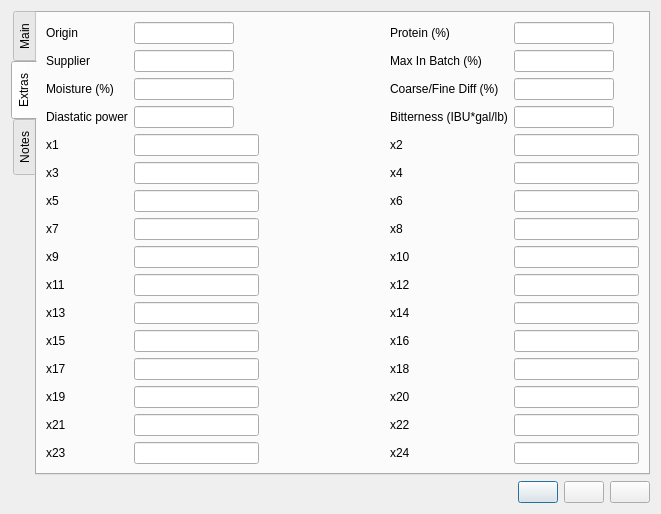
This is ui/fermentableEditor.ui in Brewken/brewken as Qt 5 draws it before an edit. The edited form follows.
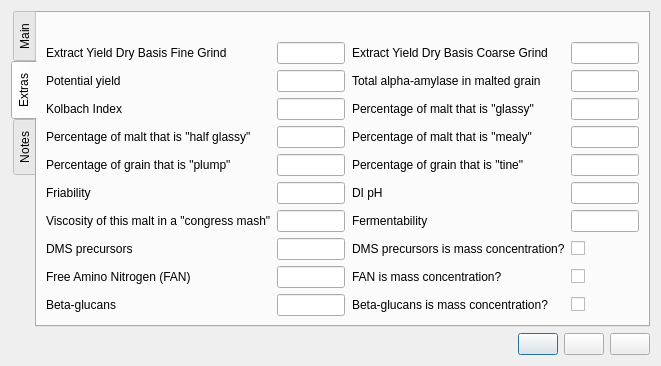
This is the edited form. The open tabs and pages were chosen to show the change. Icons and pictures are not drawn. Custom widgets are drawn as their Qt base class.

Commit message: Fermentable Editor more or less working with new fields

```diff
--- a/ui/fermentableEditor.ui
+++ b/ui/fermentableEditor.ui
@@ -382,34 +382,11 @@
          </property>
         </widget>
        </item>
-      </layout>
-     </widget>
-     <widget class="QWidget" name="tab_extras">
-      <attribute name="title">
-       <string>Extras</string>
-      </attribute>
-      <layout class="QGridLayout" name="gridLayout_2">
-       <item row="2" column="1">
-        <widget class="SmartLineEdit" name="lineEdit_moisture">
-         <property name="sizePolicy">
-          <sizepolicy hsizetype="Maximum" vsizetype="Fixed">
-           <horstretch>0</horstretch>
-           <verstretch>0</verstretch>
-          </sizepolicy>
+       <item row="6" column="0">
+        <widget class="SmartLabel" name="label_inventory">
+         <property name="contextMenuPolicy">
+          <enum>Qt::CustomContextMenu</enum>
          </property>
-         <property name="maximumSize">
-          <size>
-           <width>100</width>
-           <height>16777215</height>
-          </size>
-         </property>
-         <property name="toolTip">
-          <string>Moisture percentage by mass</string>
-         </property>
-        </widget>
-       </item>
-       <item row="3" column="3">
-        <widget class="QLabel" name="label_ibuGalPerLb">
          <property name="text">
           <string>Bitterness (IBU*gal/lb)</string>
          </property>
@@ -418,8 +395,8 @@
          </property>
         </widget>
        </item>
-       <item row="3" column="4">
-        <widget class="SmartLineEdit" name="lineEdit_ibuGalPerLb">
+       <item row="6" column="1">
+        <widget class="SmartLineEdit" name="lineEdit_inventory">
          <property name="sizePolicy">
           <sizepolicy hsizetype="Maximum" vsizetype="Fixed">
            <horstretch>0</horstretch>
@@ -437,8 +414,17 @@
          </property>
         </widget>
        </item>
-       <item row="2" column="0">
-        <widget class="QLabel" name="label_moisture">
+       <item row="6" column="3">
+        <widget class="QLabel" name="label_amountIsWeight">
+         <property name="sizePolicy">
+          <sizepolicy hsizetype="Expanding" vsizetype="Preferred">
+           <horstretch>0</horstretch>
+           <verstretch>0</verstretch>
+          </sizepolicy>
+         </property>
+         <property name="toolTip">
+          <string>Check it if the amount listed is in kg instead of L.</string>
+         </property>
          <property name="text">
           <string>Moisture (%)</string>
          </property>
@@ -447,26 +433,20 @@
          </property>
         </widget>
        </item>
-       <item row="0" column="1">
-        <widget class="SmartLineEdit" name="lineEdit_origin">
+       <item row="6" column="4">
+        <widget class="SmartCheckBox" name="checkBox_amountIsWeight">
          <property name="sizePolicy">
           <sizepolicy hsizetype="Maximum" vsizetype="Fixed">
            <horstretch>0</horstretch>
            <verstretch>0</verstretch>
           </sizepolicy>
          </property>
-         <property name="maximumSize">
-          <size>
-           <width>100</width>
-           <height>16777215</height>
-          </size>
-         </property>
          <property name="toolTip">
           <string>Origin</string>
          </property>
         </widget>
        </item>
-       <item row="0" column="0">
+       <item row="7" column="0">
         <widget class="QLabel" name="label_origin">
          <property name="text">
           <string>Origin</string>
@@ -476,7 +456,20 @@
          </property>
         </widget>
        </item>
-       <item row="0" column="3">
+       <item row="7" column="1">
+        <widget class="SmartLineEdit" name="lineEdit_origin">
+         <property name="sizePolicy">
+          <sizepolicy hsizetype="Maximum" vsizetype="Fixed">
+           <horstretch>0</horstretch>
+           <verstretch>0</verstretch>
+          </sizepolicy>
+         </property>
+         <property name="toolTip">
+          <string>Origin</string>
+         </property>
+        </widget>
+       </item>
+       <item row="7" column="3">
         <widget class="QLabel" name="label_protein">
          <property name="text">
           <string>Protein (%)</string>
@@ -486,52 +479,20 @@
          </property>
         </widget>
        </item>
-       <item row="3" column="0">
-        <widget class="SmartLabel" name="label_diastaticPower">
-         <property name="contextMenuPolicy">
-          <enum>Qt::CustomContextMenu</enum>
-         </property>
-         <property name="text">
-          <string>Diastatic power</string>
-         </property>
-         <property name="buddy">
-          <cstring>lineEdit_diastaticPower</cstring>
-         </property>
-        </widget>
-       </item>
-       <item row="3" column="1">
-        <widget class="SmartLineEdit" name="lineEdit_diastaticPower">
+       <item row="7" column="4">
+        <widget class="SmartLineEdit" name="lineEdit_protein">
          <property name="sizePolicy">
           <sizepolicy hsizetype="Maximum" vsizetype="Fixed">
            <horstretch>0</horstretch>
            <verstretch>0</verstretch>
           </sizepolicy>
          </property>
-         <property name="maximumSize">
-          <size>
-           <width>100</width>
-           <height>16777215</height>
-          </size>
-         </property>
          <property name="toolTip">
           <string>Diastatic power</string>
          </property>
         </widget>
        </item>
-       <item row="2" column="3">
-        <widget class="QLabel" name="label_coarseFineDiff">
-         <property name="text">
-          <string>Coarse/Fine Diff (%)</string>
-         </property>
-         <property name="wordWrap">
-          <bool>true</bool>
-         </property>
-         <property name="buddy">
-          <cstring>lineEdit_coarseFineDiff</cstring>
-         </property>
-        </widget>
-       </item>
-       <item row="1" column="0">
+       <item row="8" column="0">
         <widget class="QLabel" name="label_supplier">
          <property name="text">
           <string>Supplier</string>
@@ -541,7 +502,7 @@
          </property>
         </widget>
        </item>
-       <item row="1" column="1">
+       <item row="8" column="1">
         <widget class="SmartLineEdit" name="lineEdit_supplier">
          <property name="sizePolicy">
           <sizepolicy hsizetype="Maximum" vsizetype="Fixed">
@@ -549,69 +510,12 @@
            <verstretch>0</verstretch>
           </sizepolicy>
          </property>
-         <property name="maximumSize">
-          <size>
-           <width>100</width>
-           <height>16777215</height>
-          </size>
-         </property>
          <property name="toolTip">
           <string>Supplier</string>
          </property>
         </widget>
        </item>
-       <item row="1" column="4">
-        <widget class="SmartLineEdit" name="lineEdit_maxInBatch">
-         <property name="sizePolicy">
-          <sizepolicy hsizetype="Maximum" vsizetype="Fixed">
-           <horstretch>0</horstretch>
-           <verstretch>0</verstretch>
-          </sizepolicy>
-         </property>
-         <property name="maximumSize">
-          <size>
-           <width>100</width>
-           <height>16777215</height>
-          </size>
-         </property>
-         <property name="toolTip">
-          <string>Maximum recommended percentage of total grist</string>
-         </property>
-        </widget>
-       </item>
-       <item row="0" column="2">
-        <spacer name="horizontalSpacer_2">
-         <property name="orientation">
-          <enum>Qt::Horizontal</enum>
-         </property>
-         <property name="sizeHint" stdset="0">
-          <size>
-           <width>40</width>
-           <height>20</height>
-          </size>
-         </property>
-        </spacer>
-       </item>
-       <item row="0" column="4">
-        <widget class="SmartLineEdit" name="lineEdit_protein">
-         <property name="sizePolicy">
-          <sizepolicy hsizetype="Maximum" vsizetype="Fixed">
-           <horstretch>0</horstretch>
-           <verstretch>0</verstretch>
-          </sizepolicy>
-         </property>
-         <property name="maximumSize">
-          <size>
-           <width>100</width>
-           <height>16777215</height>
-          </size>
-         </property>
-         <property name="toolTip">
-          <string>Protein percentage by mass</string>
-         </property>
-        </widget>
-       </item>
-       <item row="1" column="3">
+       <item row="8" column="3">
         <widget class="QLabel" name="label_maxInBatch">
          <property name="text">
           <string>Max In Batch (%)</string>
@@ -621,7 +525,56 @@
          </property>
         </widget>
        </item>
-       <item row="2" column="4">
+       <item row="8" column="4">
+        <widget class="SmartLineEdit" name="lineEdit_maxInBatch">
+         <property name="sizePolicy">
+          <sizepolicy hsizetype="Maximum" vsizetype="Fixed">
+           <horstretch>0</horstretch>
+           <verstretch>0</verstretch>
+          </sizepolicy>
+         </property>
+         <property name="toolTip">
+          <string>Maximum recommended percentage of total grist</string>
+         </property>
+        </widget>
+       </item>
+       <item row="9" column="0">
+        <widget class="QLabel" name="label_moisture">
+         <property name="text">
+          <string>Moisture (%)</string>
+         </property>
+         <property name="buddy">
+          <cstring>lineEdit_moisture</cstring>
+         </property>
+        </widget>
+       </item>
+       <item row="9" column="1">
+        <widget class="SmartLineEdit" name="lineEdit_moisture">
+         <property name="sizePolicy">
+          <sizepolicy hsizetype="Maximum" vsizetype="Fixed">
+           <horstretch>0</horstretch>
+           <verstretch>0</verstretch>
+          </sizepolicy>
+         </property>
+         <property name="toolTip">
+          <string>Moisture percentage by mass</string>
+         </property>
+        </widget>
+       </item>
+       <item row="9" column="3">
+        <widget class="QLabel" name="label_coarseFineDiff">
+         <property name="text">
+          <string>Coarse/Fine Diff (%)</string>
+         </property>
+         <property name="wordWrap">
+          <bool>true</bool>
+         </property>
+         <property name="buddy">
+          <cstring>lineEdit_coarseFineDiff</cstring>
+         </property>
+        </widget>
+       </item>
+       <item row="9" column="4">
         <widget class="SmartLineEdit" name="lineEdit_coarseFineDiff">
          <property name="sizePolicy">
           <sizepolicy hsizetype="Maximum" vsizetype="Fixed">
@@ -629,225 +582,18 @@
            <verstretch>0</verstretch>
           </sizepolicy>
          </property>
-         <property name="maximumSize">
-          <size>
-           <width>100</width>
-           <height>16777215</height>
-          </size>
-         </property>
          <property name="toolTip">
           <string>Yield difference between coarse and fine grind</string>
          </property>
         </widget>
        </item>
-       <item row="4" column="0">
-        <widget class="QLabel" name="label_x1">
-         <property name="text">
-          <string>x1</string>
-         </property>
-         <property name="buddy">
-          <cstring>lineEdit_x1</cstring>
-         </property>
-        </widget>
-       </item>
-       <item row="4" column="1">
-        <widget class="SmartLineEdit" name="lineEdit_x1">
-         <property name="toolTip">
-          <string>x1</string>
-         </property>
-        </widget>
-       </item>
-       <item row="4" column="3">
-        <widget class="QLabel" name="label_x2">
-         <property name="text">
-          <string>x2</string>
-         </property>
-         <property name="buddy">
-          <cstring>lineEdit_x2</cstring>
-         </property>
-        </widget>
-       </item>
-       <item row="4" column="4">
-        <widget class="SmartLineEdit" name="lineEdit_x2">
-         <property name="toolTip">
-          <string>x2</string>
-         </property>
-        </widget>
-       </item>
-       <item row="5" column="0">
-        <widget class="QLabel" name="label_x3">
-         <property name="text">
-          <string>x3</string>
-         </property>
-         <property name="buddy">
-          <cstring>lineEdit_x3</cstring>
-         </property>
-        </widget>
-       </item>
-       <item row="5" column="1">
-        <widget class="SmartLineEdit" name="lineEdit_x3">
-         <property name="toolTip">
-          <string>x3</string>
-         </property>
-        </widget>
-       </item>
-       <item row="5" column="3">
-        <widget class="QLabel" name="label_x4">
-         <property name="text">
-          <string>x4</string>
-         </property>
-         <property name="buddy">
-          <cstring>lineEdit_x4</cstring>
-         </property>
-        </widget>
-       </item>
-       <item row="5" column="4">
-        <widget class="SmartLineEdit" name="lineEdit_x4">
-         <property name="toolTip">
-          <string>x4</string>
-         </property>
-        </widget>
-       </item>
-       <item row="6" column="0">
-        <widget class="QLabel" name="label_x5">
-         <property name="text">
-          <string>x5</string>
-         </property>
-         <property name="buddy">
-          <cstring>lineEdit_x5</cstring>
-         </property>
-        </widget>
-       </item>
-       <item row="6" column="1">
-        <widget class="SmartLineEdit" name="lineEdit_x5">
-         <property name="toolTip">
-          <string>x5</string>
-         </property>
-        </widget>
-       </item>
-       <item row="6" column="3">
-        <widget class="QLabel" name="label_x6">
-         <property name="text">
-          <string>x6</string>
-         </property>
-         <property name="buddy">
-          <cstring>lineEdit_x6</cstring>
-         </property>
-        </widget>
-       </item>
-       <item row="6" column="4">
-        <widget class="SmartLineEdit" name="lineEdit_x6">
-         <property name="toolTip">
-          <string>x6</string>
-         </property>
-        </widget>
-       </item>
-       <item row="7" column="0">
-        <widget class="QLabel" name="label_x7">
-         <property name="text">
-          <string>x7</string>
-         </property>
-         <property name="buddy">
-          <cstring>lineEdit_x7</cstring>
-         </property>
-        </widget>
-       </item>
-       <item row="7" column="1">
-        <widget class="SmartLineEdit" name="lineEdit_x7">
-         <property name="toolTip">
-          <string>x7</string>
-         </property>
-        </widget>
-       </item>
-       <item row="7" column="3">
-        <widget class="QLabel" name="label_x8">
-         <property name="text">
-          <string>x8</string>
-         </property>
-         <property name="buddy">
-          <cstring>lineEdit_x8</cstring>
-         </property>
-        </widget>
-       </item>
-       <item row="7" column="4">
-        <widget class="SmartLineEdit" name="lineEdit_x8">
-         <property name="toolTip">
-          <string>x8</string>
-         </property>
-        </widget>
-       </item>
-       <item row="8" column="0">
-        <widget class="QLabel" name="label_x9">
-         <property name="text">
-          <string>x9</string>
-         </property>
-         <property name="buddy">
-          <cstring>lineEdit_x9</cstring>
-         </property>
-        </widget>
-       </item>
-       <item row="8" column="1">
-        <widget class="SmartLineEdit" name="lineEdit_x9">
-         <property name="toolTip">
-          <string>x9</string>
-         </property>
-        </widget>
-       </item>
-       <item row="8" column="3">
-        <widget class="QLabel" name="label_x10">
-         <property name="text">
-          <string>x10</string>
-         </property>
-         <property name="buddy">
-          <cstring>lineEdit_x10</cstring>
-         </property>
-        </widget>
-       </item>
-       <item row="8" column="4">
-        <widget class="SmartLineEdit" name="lineEdit_x10">
-         <property name="toolTip">
-          <string>x10</string>
-         </property>
-        </widget>
-       </item>
-       <item row="9" column="0">
-        <widget class="QLabel" name="label_x11">
-         <property name="text">
-          <string>x11</string>
-         </property>
-         <property name="buddy">
-          <cstring>lineEdit_x11</cstring>
-         </property>
-        </widget>
-       </item>
-       <item row="9" column="1">
-        <widget class="SmartLineEdit" name="lineEdit_x11">
-         <property name="toolTip">
-          <string>x11</string>
-         </property>
-        </widget>
-       </item>
-       <item row="9" column="3">
-        <widget class="QLabel" name="label_x12">
-         <property name="text">
-          <string>x12</string>
-         </property>
-         <property name="buddy">
-          <cstring>lineEdit_x12</cstring>
-         </property>
-        </widget>
-       </item>
-       <item row="9" column="4">
-        <widget class="SmartLineEdit" name="lineEdit_x12">
-         <property name="toolTip">
-          <string>x12</string>
-         </property>
-        </widget>
-       </item>
        <item row="10" column="0">
-        <widget class="QLabel" name="label_x13">
+        <widget class="SmartLabel" name="label_diastaticPower">
+         <property name="contextMenuPolicy">
+          <enum>Qt::CustomContextMenu</enum>
+         </property>
          <property name="text">
-          <string>x13</string>
+          <string>Diastatic power</string>
          </property>
          <property name="buddy">
           <cstring>lineEdit_x13</cstring>
@@ -855,16 +601,22 @@
         </widget>
        </item>
        <item row="10" column="1">
-        <widget class="SmartLineEdit" name="lineEdit_x13">
+        <widget class="SmartLineEdit" name="lineEdit_diastaticPower">
+         <property name="sizePolicy">
+          <sizepolicy hsizetype="Maximum" vsizetype="Fixed">
+           <horstretch>0</horstretch>
+           <verstretch>0</verstretch>
+          </sizepolicy>
+         </property>
          <property name="toolTip">
           <string>x13</string>
          </property>
         </widget>
        </item>
        <item row="10" column="3">
-        <widget class="QLabel" name="label_x14">
+        <widget class="QLabel" name="label_ibuGalPerLb">
          <property name="text">
-          <string>x14</string>
+          <string>Bitterness (IBU*gal/lb)</string>
          </property>
          <property name="buddy">
           <cstring>lineEdit_x14</cstring>
@@ -872,16 +624,22 @@
         </widget>
        </item>
        <item row="10" column="4">
-        <widget class="SmartLineEdit" name="lineEdit_x14">
+        <widget class="SmartLineEdit" name="lineEdit_ibuGalPerLb">
+         <property name="sizePolicy">
+          <sizepolicy hsizetype="Maximum" vsizetype="Fixed">
+           <horstretch>0</horstretch>
+           <verstretch>0</verstretch>
+          </sizepolicy>
+         </property>
          <property name="toolTip">
           <string>x14</string>
          </property>
         </widget>
        </item>
        <item row="11" column="0">
-        <widget class="QLabel" name="label_x15">
+        <widget class="QLabel" name="label_producer">
          <property name="text">
-          <string>x15</string>
+          <string>Producer</string>
          </property>
          <property name="buddy">
           <cstring>lineEdit_x15</cstring>
@@ -889,16 +647,16 @@
         </widget>
        </item>
        <item row="11" column="1">
-        <widget class="SmartLineEdit" name="lineEdit_x15">
+        <widget class="SmartLineEdit" name="lineEdit_producer">
          <property name="toolTip">
           <string>x15</string>
          </property>
         </widget>
        </item>
        <item row="11" column="3">
-        <widget class="QLabel" name="label_x16">
+        <widget class="QLabel" name="label_productId">
          <property name="text">
-          <string>x16</string>
+          <string>Product ID</string>
          </property>
          <property name="buddy">
           <cstring>lineEdit_x16</cstring>
@@ -906,150 +664,386 @@
         </widget>
        </item>
        <item row="11" column="4">
-        <widget class="SmartLineEdit" name="lineEdit_x16">
+        <widget class="SmartLineEdit" name="lineEdit_productId">
          <property name="toolTip">
-          <string>x16</string>
-         </property>
-        </widget>
-       </item>
-       <item row="12" column="0">
-        <widget class="QLabel" name="label_x17">
-         <property name="text">
-          <string>x17</string>
-         </property>
-         <property name="buddy">
-          <cstring>lineEdit_x17</cstring>
+          <string>Product ID</string>
          </property>
         </widget>
        </item>
        <item row="12" column="1">
-        <widget class="SmartLineEdit" name="lineEdit_x17">
+        <spacer name="verticalSpacer">
+         <property name="orientation">
+          <enum>Qt::Vertical</enum>
+         </property>
+         <property name="sizeHint" stdset="0">
+          <size>
+           <width>20</width>
+           <height>40</height>
+          </size>
+         </property>
+        </spacer>
+       </item>
+      </layout>
+     </widget>
+     <widget class="QWidget" name="tab_extras">
+      <attribute name="title">
+       <string>Extras</string>
+      </attribute>
+      <layout class="QGridLayout" name="gridLayout_2">
+       <item row="0" column="2">
+        <spacer name="horizontalSpacer_2">
+         <property name="orientation">
+          <enum>Qt::Horizontal</enum>
+         </property>
+         <property name="sizeHint" stdset="0">
+          <size>
+           <width>40</width>
+           <height>20</height>
+          </size>
+         </property>
+        </spacer>
+       </item>
+       <item row="1" column="0">
+        <widget class="QLabel" name="label_fineGrindYield_pct">
+         <property name="text">
+          <string>Extract Yield Dry Basis Fine Grind</string>
+         </property>
+         <property name="buddy">
+          <cstring>lineEdit_fineGrindYield_pct</cstring>
+         </property>
+        </widget>
+       </item>
+       <item row="1" column="1">
+        <widget class="SmartLineEdit" name="lineEdit_fineGrindYield_pct">
          <property name="toolTip">
           <string>x17</string>
          </property>
         </widget>
        </item>
-       <item row="12" column="3">
-        <widget class="QLabel" name="label_x18">
+       <item row="1" column="3">
+        <widget class="QLabel" name="label_coarseGrindYield_pct">
          <property name="text">
-          <string>x18</string>
+          <string>Extract Yield Dry Basis Coarse Grind</string>
          </property>
          <property name="buddy">
           <cstring>lineEdit_x18</cstring>
          </property>
         </widget>
        </item>
-       <item row="12" column="4">
-        <widget class="SmartLineEdit" name="lineEdit_x18">
+       <item row="1" column="4">
+        <widget class="SmartLineEdit" name="lineEdit_coarseGrindYield_pct">
          <property name="toolTip">
           <string>x18</string>
          </property>
         </widget>
        </item>
-       <item row="13" column="0">
-        <widget class="QLabel" name="label_x19">
+       <item row="2" column="0">
+        <widget class="SmartLabel" name="label_potentialYield_sg">
          <property name="text">
-          <string>x19</string>
+          <string>Potential yield</string>
          </property>
          <property name="buddy">
           <cstring>lineEdit_x19</cstring>
          </property>
         </widget>
        </item>
-       <item row="13" column="1">
-        <widget class="SmartLineEdit" name="lineEdit_x19">
+       <item row="2" column="1">
+        <widget class="SmartLineEdit" name="lineEdit_potentialYield_sg">
          <property name="toolTip">
           <string>x19</string>
          </property>
         </widget>
        </item>
-       <item row="13" column="3">
-        <widget class="QLabel" name="label_x20">
+       <item row="2" column="3">
+        <widget class="QLabel" name="label_alphaAmylase_dextUnits">
          <property name="text">
-          <string>x20</string>
+          <string>Total alpha-amylase in malted grain</string>
          </property>
          <property name="buddy">
           <cstring>lineEdit_x20</cstring>
          </property>
         </widget>
        </item>
-       <item row="13" column="4">
-        <widget class="SmartLineEdit" name="lineEdit_x20">
+       <item row="2" column="4">
+        <widget class="SmartLineEdit" name="lineEdit_alphaAmylase_dextUnits">
          <property name="toolTip">
           <string>x20</string>
          </property>
         </widget>
        </item>
-       <item row="14" column="0">
-        <widget class="QLabel" name="label_x21">
+       <item row="3" column="0">
+        <widget class="QLabel" name="label_kolbachIndex_pct">
          <property name="text">
-          <string>x21</string>
+          <string>Kolbach Index</string>
          </property>
          <property name="buddy">
           <cstring>lineEdit_x21</cstring>
          </property>
         </widget>
        </item>
-       <item row="14" column="1">
-        <widget class="SmartLineEdit" name="lineEdit_x21">
+       <item row="3" column="1">
+        <widget class="SmartLineEdit" name="lineEdit_kolbachIndex_pct">
          <property name="toolTip">
           <string>x21</string>
          </property>
         </widget>
        </item>
-       <item row="14" column="3">
-        <widget class="QLabel" name="label_x22">
+       <item row="3" column="3">
+        <widget class="QLabel" name="label_hardnessPrpGlassy_pct">
          <property name="text">
-          <string>x22</string>
+          <string>Percentage of malt that is "glassy"</string>
          </property>
          <property name="buddy">
           <cstring>lineEdit_x22</cstring>
          </property>
         </widget>
        </item>
-       <item row="14" column="4">
-        <widget class="SmartLineEdit" name="lineEdit_x22">
+       <item row="3" column="4">
+        <widget class="SmartLineEdit" name="lineEdit_hardnessPrpGlassy_pct">
          <property name="toolTip">
           <string>x22</string>
          </property>
         </widget>
        </item>
-       <item row="15" column="0">
-        <widget class="QLabel" name="label_x23">
+       <item row="4" column="0">
+        <widget class="QLabel" name="label_hardnessPrpHalf_pct">
          <property name="text">
-          <string>x23</string>
+          <string>Percentage of malt that is "half glassy"</string>
          </property>
          <property name="buddy">
           <cstring>lineEdit_x23</cstring>
          </property>
         </widget>
        </item>
-       <item row="15" column="1">
-        <widget class="SmartLineEdit" name="lineEdit_x23">
+       <item row="4" column="1">
+        <widget class="SmartLineEdit" name="lineEdit_hardnessPrpHalf_pct">
          <property name="toolTip">
           <string>x23</string>
          </property>
         </widget>
        </item>
-       <item row="15" column="3">
-        <widget class="QLabel" name="label_x24">
+       <item row="4" column="3">
+        <widget class="QLabel" name="label_hardnessPrpMealy_pct">
          <property name="text">
-          <string>x24</string>
+          <string>Percentage of malt that is "mealy"</string>
          </property>
          <property name="buddy">
           <cstring>lineEdit_x24</cstring>
          </property>
         </widget>
        </item>
-       <item row="15" column="4">
-        <widget class="SmartLineEdit" name="lineEdit_x24">
+       <item row="4" column="4">
+        <widget class="SmartLineEdit" name="lineEdit_hardnessPrpMealy_pct">
          <property name="toolTip">
           <string>x24</string>
          </property>
         </widget>
        </item>
-
-       <item row="16" column="1">
+       <item row="5" column="0">
+        <widget class="QLabel" name="label_kernelSizePrpPlump_pct">
+         <property name="text">
+          <string>Percentage of grain that is "plump"</string>
+         </property>
+         <property name="buddy">
+          <cstring>lineEdit_kernelSizePrpPlump_pct</cstring>
+         </property>
+        </widget>
+       </item>
+       <item row="5" column="1">
+        <widget class="SmartLineEdit" name="lineEdit_kernelSizePrpPlump_pct">
+         <property name="toolTip">
+          <string>Percentage of grain that is "plump"</string>
+         </property>
+        </widget>
+       </item>
+       <item row="5" column="3">
+        <widget class="QLabel" name="label_kernelSizePrpThin_pct">
+         <property name="text">
+          <string>Percentage of grain that is "tine"</string>
+         </property>
+         <property name="buddy">
+          <cstring>lineEdit_kernelSizePrpThin_pct</cstring>
+         </property>
+        </widget>
+       </item>
+       <item row="5" column="4">
+        <widget class="SmartLineEdit" name="lineEdit_kernelSizePrpThin_pct">
+         <property name="toolTip">
+          <string>Percentage of grain that is "tine"</string>
+         </property>
+        </widget>
+       </item>
+       <item row="6" column="0">
+        <widget class="QLabel" name="label_friability_pct">
+         <property name="text">
+          <string>Friability</string>
+         </property>
+         <property name="buddy">
+          <cstring>lineEdit_friability_pct</cstring>
+         </property>
+        </widget>
+       </item>
+       <item row="6" column="1">
+        <widget class="SmartLineEdit" name="lineEdit_friability_pct">
+         <property name="toolTip">
+          <string>Friability</string>
+         </property>
+        </widget>
+       </item>
+       <item row="6" column="3">
+        <widget class="SmartLabel" name="label_di_ph">
+         <property name="text">
+          <string>DI pH</string>
+         </property>
+         <property name="buddy">
+          <cstring>lineEdit_di_ph</cstring>
+         </property>
+        </widget>
+       </item>
+       <item row="6" column="4">
+        <widget class="SmartLineEdit" name="lineEdit_di_ph">
+         <property name="toolTip">
+          <string>DI pH</string>
+         </property>
+        </widget>
+       </item>
+       <item row="7" column="0">
+        <widget class="SmartLabel" name="label_viscosity_cP">
+         <property name="text">
+          <string>Viscosity of this malt in a "congress mash"</string>
+         </property>
+         <property name="buddy">
+          <cstring>lineEdit_viscosity_cP</cstring>
+         </property>
+        </widget>
+       </item>
+       <item row="7" column="1">
+        <widget class="SmartLineEdit" name="lineEdit_viscosity_cP">
+         <property name="toolTip">
+          <string>Viscosity of this malt in a "congress mash"</string>
+         </property>
+        </widget>
+       </item>
+       <item row="7" column="3">
+        <widget class="QLabel" name="label_fermentability_pct">
+         <property name="text">
+          <string>Fermentability</string>
+         </property>
+         <property name="buddy">
+          <cstring>lineEdit_fermentability_pct</cstring>
+         </property>
+        </widget>
+       </item>
+       <item row="7" column="4">
+        <widget class="SmartLineEdit" name="lineEdit_fermentability_pct">
+         <property name="toolTip">
+          <string>Fermentability</string>
+         </property>
+        </widget>
+       </item>
+       <item row="8" column="0">
+        <widget class="SmartLabel" name="label_dmsP">
+         <property name="text">
+          <string>DMS precursors</string>
+         </property>
+         <property name="buddy">
+          <cstring>lineEdit_dmsP</cstring>
+         </property>
+        </widget>
+       </item>
+       <item row="8" column="1">
+        <widget class="SmartLineEdit" name="lineEdit_dmsP">
+         <property name="toolTip">
+          <string>DMS precursors</string>
+         </property>
+        </widget>
+       </item>
+       <item row="8" column="3">
+        <widget class="QLabel" name="label_dmsPIsMassPerVolume">
+         <property name="text">
+          <string>DMS precursors is mass concentration?</string>
+         </property>
+         <property name="buddy">
+          <cstring>checkBox_dmsPIsMassPerVolume</cstring>
+         </property>
+        </widget>
+       </item>
+       <item row="8" column="4">
+        <widget class="SmartCheckBox" name="checkBox_dmsPIsMassPerVolume">
+         <property name="toolTip">
+          <string>DMS precursors is mass concentration?</string>
+         </property>
+        </widget>
+       </item>
+       <item row="9" column="0">
+        <widget class="SmartLabel" name="label_fan">
+         <property name="text">
+          <string>Free Amino Nitrogen (FAN)</string>
+         </property>
+         <property name="buddy">
+          <cstring>lineEdit_fan</cstring>
+         </property>
+        </widget>
+       </item>
+       <item row="9" column="1">
+        <widget class="SmartLineEdit" name="lineEdit_fan">
+         <property name="toolTip">
+          <string>Free Amino Nitrogen (FAN)</string>
+         </property>
+        </widget>
+       </item>
+       <item row="9" column="3">
+        <widget class="QLabel" name="label_fanIsMassPerVolume">
+         <property name="text">
+          <string>FAN is mass concentration?</string>
+         </property>
+         <property name="buddy">
+          <cstring>checkBox_fanIsMassPerVolume</cstring>
+         </property>
+        </widget>
+       </item>
+       <item row="9" column="4">
+        <widget class="SmartCheckBox" name="checkBox_fanIsMassPerVolume">
+         <property name="toolTip">
+          <string>Free Amino Nitrogen is mass concentration?</string>
+         </property>
+        </widget>
+       </item>
+       <item row="10" column="0">
+        <widget class="SmartLabel" name="label_betaGlucan">
+         <property name="text">
+          <string>Beta-glucans</string>
+         </property>
+         <property name="buddy">
+          <cstring>lineEdit_betaGlucan</cstring>
+         </property>
+        </widget>
+       </item>
+       <item row="10" column="1">
+        <widget class="SmartLineEdit" name="lineEdit_betaGlucan">
+         <property name="toolTip">
+          <string>Beta-glucans</string>
+         </property>
+        </widget>
+       </item>
+       <item row="10" column="3">
+        <widget class="QLabel" name="label_betaGlucanIsMassPerVolume">
+         <property name="text">
+          <string>Beta-glucans is mass concentration?</string>
+         </property>
+         <property name="buddy">
+          <cstring>checkBox_betaGlucanIsMassPerVolume</cstring>
+         </property>
+        </widget>
+       </item>
+       <item row="10" column="4">
+        <widget class="SmartCheckBox" name="checkBox_betaGlucanIsMassPerVolume">
+         <property name="toolTip">
+          <string>Beta-glucans is mass concentration?</string>
+         </property>
+        </widget>
+       </item>
+       <item row="11" column="1">
         <spacer name="verticalSpacer_2">
          <property name="orientation">
           <enum>Qt::Vertical</enum>
@@ -1150,6 +1144,11 @@
    <extends>QComboBox</extends>
    <header>widgets/BtComboBox.h</header>
   </customwidget>
+  <customwidget>
+   <class>SmartCheckBox</class>
+   <extends>QCheckBox</extends>
+   <header>widgets/SmartCheckBox.h</header>
+  </customwidget>
   <customwidget>
    <class>SmartLabel</class>
    <extends>QLabel</extends>
```
Left out of the diff: 293 changed lines with no effect on the pictures. The commit also changes 33 other files.
